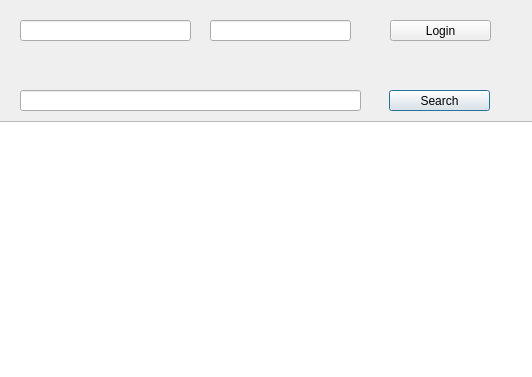
Old version of the form window.ui in the repository ridergoster/python-betaseries.
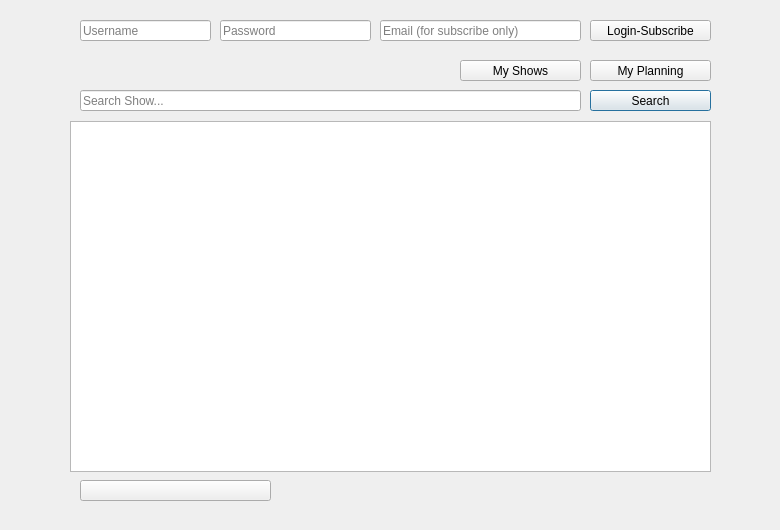
New version of the form.

What changed in the file:
```diff
--- a/window.ui
+++ b/window.ui
@@ -6,29 +6,44 @@
    <rect>
     <x>0</x>
     <y>0</y>
-    <width>532</width>
-    <height>377</height>
+    <width>780</width>
+    <height>530</height>
    </rect>
   </property>
+  <property name="minimumSize">
+   <size>
+    <width>780</width>
+    <height>530</height>
+   </size>
+  </property>
+  <property name="maximumSize">
+   <size>
+    <width>780</width>
+    <height>530</height>
+   </size>
+  </property>
   <property name="windowTitle">
    <string>Dialog</string>
   </property>
   <widget class="QLineEdit" name="searchTxt">
    <property name="geometry">
     <rect>
-     <x>20</x>
+     <x>80</x>
      <y>90</y>
-     <width>341</width>
+     <width>501</width>
      <height>21</height>
     </rect>
    </property>
+   <property name="placeholderText">
+    <string>Search Show...</string>
+   </property>
   </widget>
   <widget class="QPushButton" name="searchBtn">
    <property name="geometry">
     <rect>
-     <x>389</x>
+     <x>590</x>
      <y>90</y>
-     <width>101</width>
+     <width>121</width>
      <height>21</height>
     </rect>
    </property>
@@ -39,25 +54,34 @@
   <widget class="QLineEdit" name="mailTxt">
    <property name="geometry">
     <rect>
-     <x>20</x>
+     <x>80</x>
      <y>20</y>
-     <width>171</width>
+     <width>131</width>
      <height>21</height>
     </rect>
    </property>
+   <property name="text">
+    <string/>
+   </property>
+   <property name="placeholderText">
+    <string>Username</string>
+   </property>
   </widget>
   <widget class="QLineEdit" name="pwdTxt">
    <property name="geometry">
     <rect>
-     <x>210</x>
+     <x>220</x>
      <y>20</y>
-     <width>141</width>
+     <width>151</width>
      <height>21</height>
     </rect>
    </property>
    <property name="echoMode">
     <enum>QLineEdit::Password</enum>
    </property>
+   <property name="placeholderText">
+    <string>Password</string>
+   </property>
   </widget>
   <widget class="QLabel" name="loginLabel">
    <property name="enabled">
@@ -65,10 +89,10 @@
    </property>
    <property name="geometry">
     <rect>
-     <x>20</x>
+     <x>80</x>
      <y>60</y>
-     <width>361</width>
-     <height>16</height>
+     <width>371</width>
+     <height>20</height>
     </rect>
    </property>
    <property name="font">
@@ -84,26 +108,103 @@
   <widget class="QPushButton" name="loginBtn">
    <property name="geometry">
     <rect>
-     <x>390</x>
+     <x>590</x>
      <y>20</y>
-     <width>101</width>
+     <width>121</width>
      <height>21</height>
     </rect>
    </property>
    <property name="text">
-    <string>Login</string>
+    <string>Login-Subscribe</string>
    </property>
   </widget>
   <widget class="QListWidget" name="resultList">
    <property name="geometry">
     <rect>
-     <x>-5</x>
+     <x>70</x>
      <y>121</y>
-     <width>541</width>
-     <height>281</height>
+     <width>641</width>
+     <height>351</height>
     </rect>
    </property>
   </widget>
+  <widget class="QPushButton" name="planningBtn">
+   <property name="geometry">
+    <rect>
+     <x>590</x>
+     <y>60</y>
+     <width>121</width>
+     <height>21</height>
+    </rect>
+   </property>
+   <property name="text">
+    <string>My Planning</string>
+   </property>
+  </widget>
+  <widget class="QPushButton" name="showsBtn">
+   <property name="geometry">
+    <rect>
+     <x>460</x>
+     <y>60</y>
+     <width>121</width>
+     <height>21</height>
+    </rect>
+   </property>
+   <property name="text">
+    <string>My Shows</string>
+   </property>
+  </widget>
+  <widget class="QPushButton" name="postBtn">
+   <property name="geometry">
+    <rect>
+     <x>80</x>
+     <y>480</y>
+     <width>191</width>
+     <height>21</height>
+    </rect>
+   </property>
+   <property name="text">
+    <string/>
+   </property>
+  </widget>
+  <widget class="QLineEdit" name="emailTxt">
+   <property name="geometry">
+    <rect>
+     <x>380</x>
+     <y>20</y>
+     <width>201</width>
+     <height>21</height>
+    </rect>
+   </property>
+   <property name="text">
+    <string/>
+   </property>
+   <property name="placeholderText">
+    <string>Email (for subscribe only)</string>
+   </property>
+  </widget>
+  <widget class="QLabel" name="postLabel">
+   <property name="enabled">
+    <bool>true</bool>
+   </property>
+   <property name="geometry">
+    <rect>
+     <x>280</x>
+     <y>480</y>
+     <width>431</width>
+     <height>20</height>
+    </rect>
+   </property>
+   <property name="font">
+    <font>
+     <weight>50</weight>
+     <bold>false</bold>
+    </font>
+   </property>
+   <property name="text">
+    <string/>
+   </property>
+  </widget>
  </widget>
  <resources/>
  <connections/>
```
Left out of the diff: 2 changed lines with no effect on the pictures.
